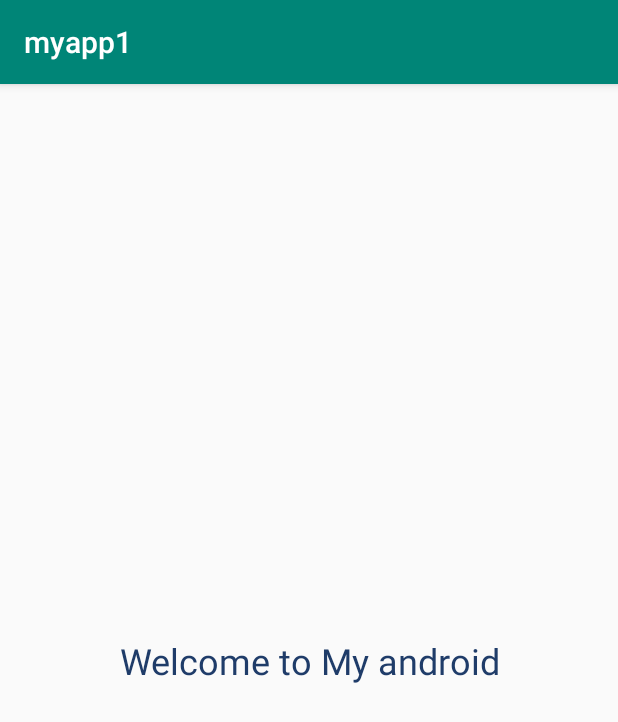
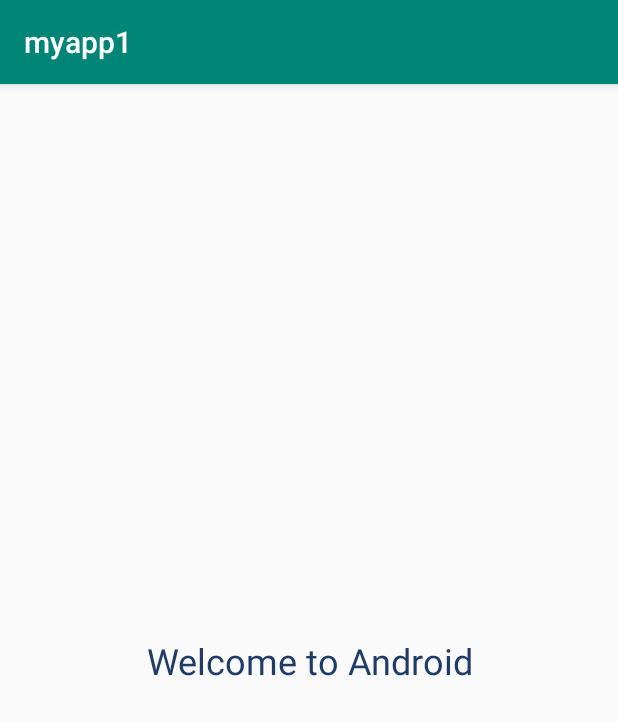
Before and after one commit to naderabusaad/myapp1, an Android app: the screen it shows after launch (MainActivity), on a phone screen of 412 x 824 dp. Shown: the top 722 px of the screen. Run offline under Robolectric (Android 15) with nearby library versions, the phone set to English and light mode, and no system bars.

Commit message:
Changed View Text

```diff
--- a/app/src/main/res/layout/activity_main.xml
+++ b/app/src/main/res/layout/activity_main.xml
@@ -10,7 +10,7 @@
         android:layout_width="302dp"
         android:layout_height="67dp"
         android:gravity="center"
-        android:text="Welcome to My android"
+        android:text="Welcome to Android"
         android:textColor="#1F3C69"
         android:textSize="24sp"
         app:layout_constraintBottom_toBottomOf="parent"
```
